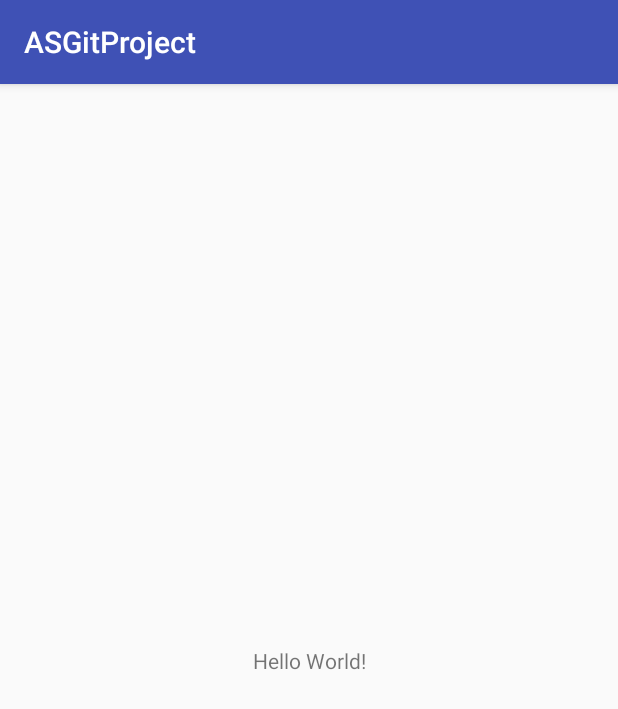
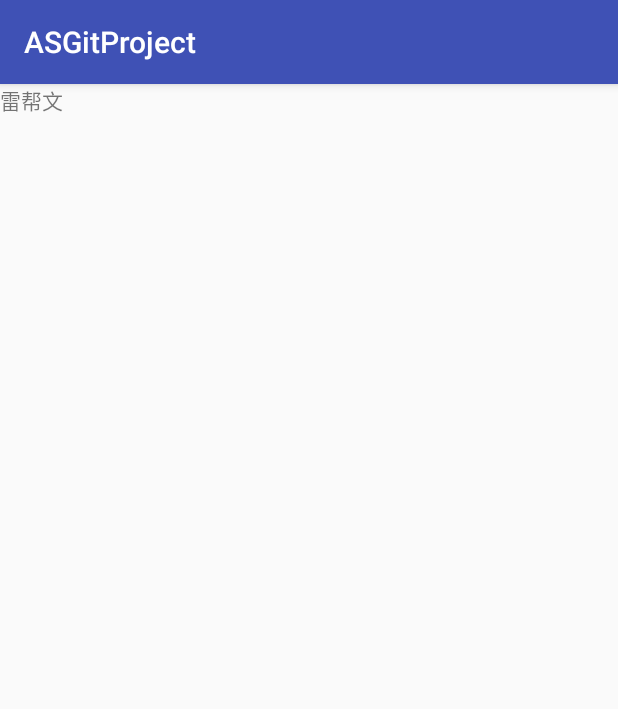
Before and after one commit to lbw1320028474/CompanyProject, an Android app: the screen it shows after launch (MainActivity), on a phone screen of 412 x 824 dp. Shown: the top 709 px of the screen. Run offline under Robolectric (Android 15) with nearby library versions, the phone set to English and light mode, and no system bars.

Commit message:
修改了配置文件

```diff
--- a/ASGitProject/app/src/main/res/layout/activity_main.xml
+++ b/ASGitProject/app/src/main/res/layout/activity_main.xml
@@ -1,5 +1,5 @@
 <?xml version="1.0" encoding="utf-8"?>
-<android.support.constraint.ConstraintLayout xmlns:android="http://schemas.android.com/apk/res/android"
+<LinearLayout xmlns:android="http://schemas.android.com/apk/res/android"
     xmlns:app="http://schemas.android.com/apk/res-auto"
     xmlns:tools="http://schemas.android.com/tools"
     android:layout_width="match_parent"
@@ -9,10 +9,7 @@
     <TextView
         android:layout_width="wrap_content"
         android:layout_height="wrap_content"
-        android:text="Hello World!"
-        app:layout_constraintBottom_toBottomOf="parent"
-        app:layout_constraintLeft_toLeftOf="parent"
-        app:layout_constraintRight_toRightOf="parent"
-        app:layout_constraintTop_toTopOf="parent" />
+        android:text="雷帮文"
+       />
 
-</android.support.constraint.ConstraintLayout>
+</LinearLayout>
```
